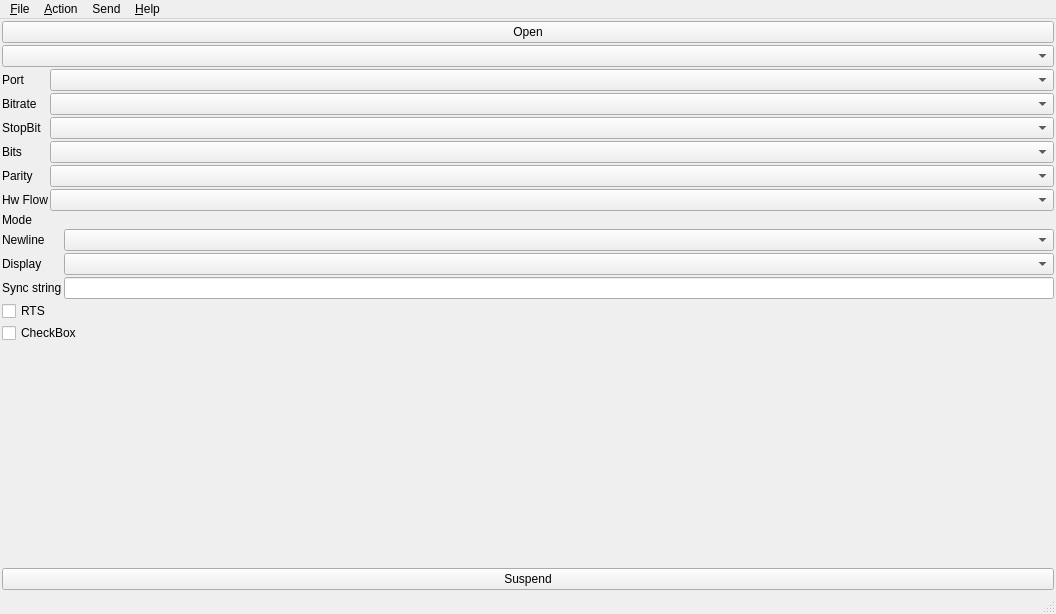
The window that mpTerminal.ui (zonbrisad/mpterm) describes before a commit, drawn with Qt 5.
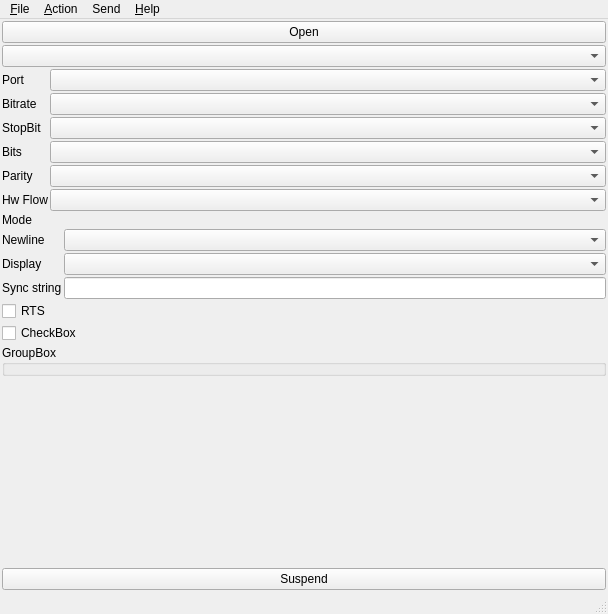
The same window after the commit.

```diff
--- a/mpTerminal.ui
+++ b/mpTerminal.ui
@@ -6,7 +6,7 @@
    <rect>
     <x>0</x>
     <y>0</y>
-    <width>1056</width>
+    <width>608</width>
     <height>614</height>
    </rect>
   </property>
@@ -209,6 +209,13 @@
         </property>
        </widget>
       </item>
+      <item>
+       <widget class="QGroupBox" name="groupBox">
+        <property name="title">
+         <string>GroupBox</string>
+        </property>
+       </widget>
+      </item>
       <item>
        <spacer name="verticalSpacer">
         <property name="orientation">
@@ -238,7 +245,7 @@
     <rect>
      <x>0</x>
      <y>0</y>
-     <width>1056</width>
+     <width>608</width>
      <height>22</height>
     </rect>
    </property>
```
Left out of the diff: 18 changed lines with no effect on the pictures.
